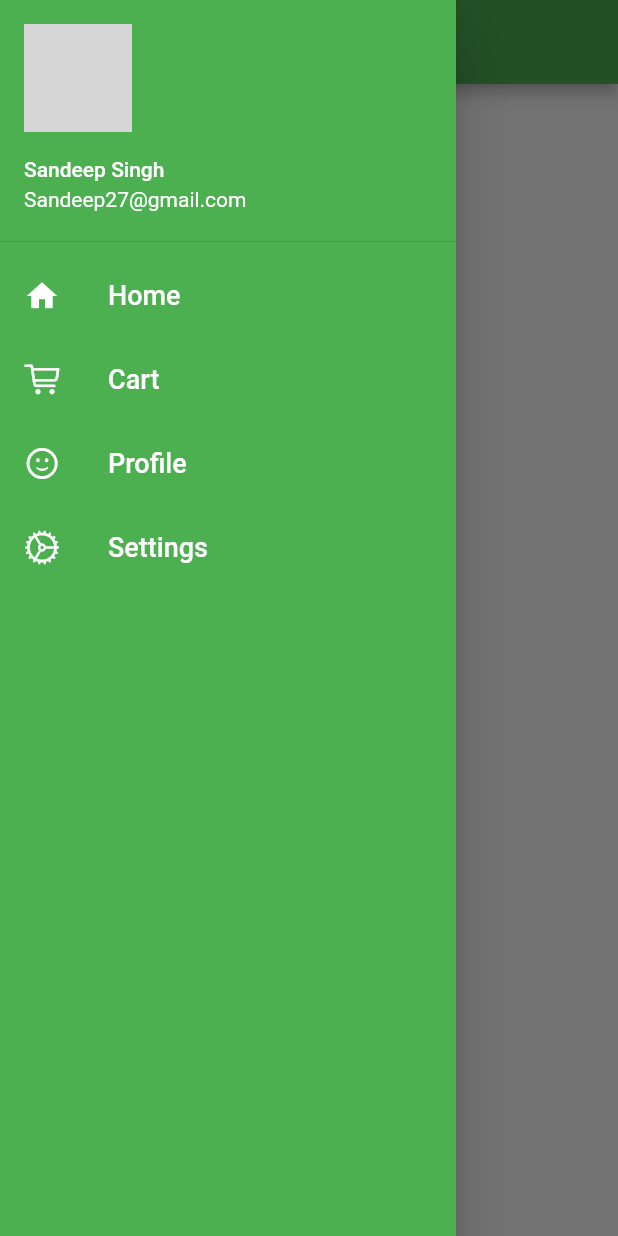
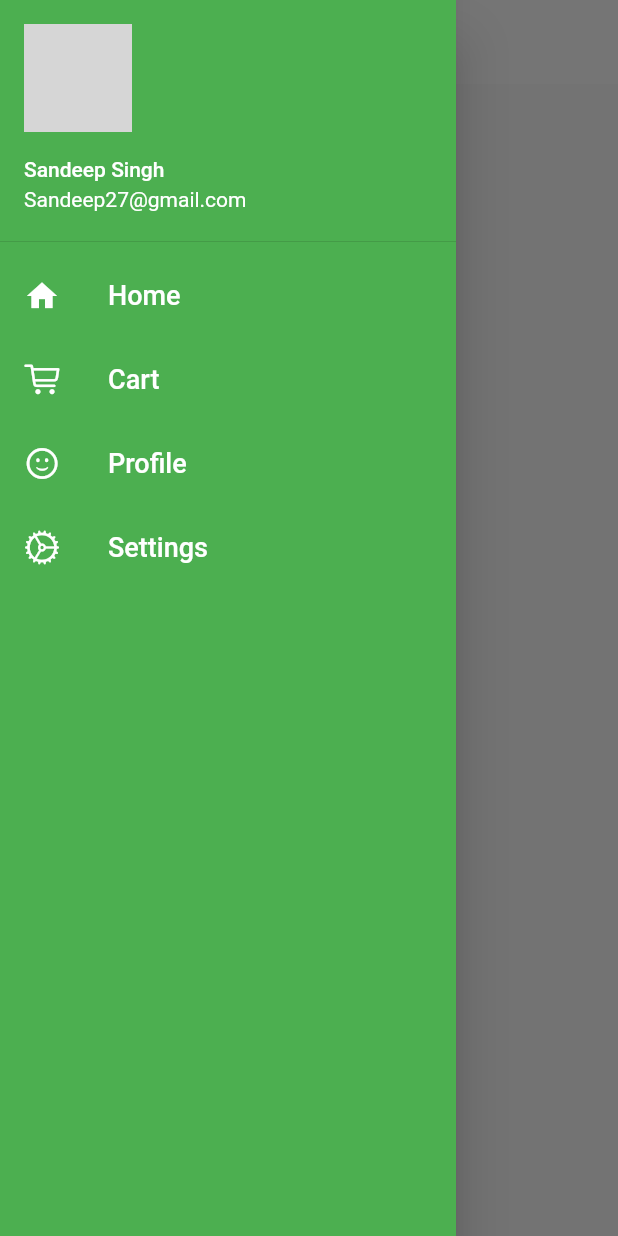
Before and after one commit to Sandeep-jft/App-learn, a Flutter app: the screen it shows after launch, with the side drawer open, on a phone screen of 412 x 824 dp. Run offline on Flutter 3.47's test engine with Material 2 defaults, Android fonts, the phone set to English and light mode, and no system bars; our stand-ins replace google_fonts; network calls fail; Roboto replaces fonts that are missing (Akatab, Gabriela); grey boxes are pictures that could not be loaded.

Commit message:
theme extract

```diff
--- a/lib/main.dart
+++ b/lib/main.dart
@@ -1,6 +1,7 @@
 import 'package:flutter/material.dart';
 import 'package:shopping/routes/routes.dart';
 import 'package:shopping/screens/login_page.dart';
+import 'package:shopping/widgets/themes.dart';
 import 'screens/home_page.dart';
 import 'package:google_fonts/google_fonts.dart';
 
@@ -14,14 +15,9 @@ class MyApp extends StatelessWidget {
     return MaterialApp(
       // home: HomePage(),
       themeMode: ThemeMode.light,
-      darkTheme: ThemeData(
-        brightness: Brightness.dark,
-        primarySwatch: Colors.green,
-      ),
-      theme: ThemeData(
-          primarySwatch: Colors.green,
-          fontFamily: GoogleFonts.gabriela().fontFamily,
-          primaryTextTheme: GoogleFonts.akatabTextTheme()),
+      darkTheme: ThemeWidget.getDarkTheme(context),
+      theme: ThemeWidget.themeDataWidget(context),
+      // color: Theme.of(context).primaryColor)),
       debugShowCheckedModeBanner: false,
       initialRoute: '/home',
       routes: {
--- a/lib/screens/home_page.dart
+++ b/lib/screens/home_page.dart
@@ -5,7 +5,16 @@ class HomePage extends StatelessWidget {
   @override
   Widget build(BuildContext context) {
     return Scaffold(
-      appBar: AppBar(title: const Text("Home page")),
+      appBar: AppBar(
+        title: Center(
+          child: const Text(
+            "Home page",
+            style: TextStyle(
+              color: Colors.black,
+            ),
+          ),
+        ),
+      ),
       body: Text("Home page"),
       drawer: DrawerWidget(),
     );
--- /dev/null
+++ b/lib/widgets/themes.dart
@@ -0,0 +1,39 @@
+import 'package:flutter/material.dart';
+import 'package:google_fonts/google_fonts.dart';
+
+class ThemeWidget {
+  static ThemeData themeDataWidget(BuildContext context) => ThemeData(
+        primarySwatch: Colors.green,
+        fontFamily: GoogleFonts.gabriela().fontFamily,
+        primaryTextTheme: GoogleFonts.adventProTextTheme(),
+        // textTheme: Theme.of(context).textTheme,
+        appBarTheme: AppBarTheme(
+            // color: Colors.black,
+            elevation: 0.0,
+            iconTheme: IconThemeData(color: Colors.black),
+            backgroundColor: Colors.white),
+        textTheme: TextTheme(
+          // headline6: TextStyle(
+          //   color: Colors.black, // Change the text color as needed
+          //   fontSize: 20.0, // You can customize the font size and other styles
+          // ),
+          titleLarge: TextStyle(
+            color: Colors.black, // Change the text color as needed
+            fontSize: 20.0, // You can customize the font size and other styles
+          ),
+          titleMedium: TextStyle(
+            color: Colors.black, // Change the text color as needed
+            fontSize: 20.0, // You can customize the font size and other styles
+          ),
+          titleSmall: TextStyle(
+            color: Colors.black, // Change the text color as needed
+            fontSize: 20.0, // You can customize the font size and other styles
+          ),
+        ),
+      );
+
+  static ThemeData getDarkTheme(BuildContext context) => ThemeData(
+        brightness: Brightness.dark,
+        primarySwatch: Colors.green,
+      );
+}
```
